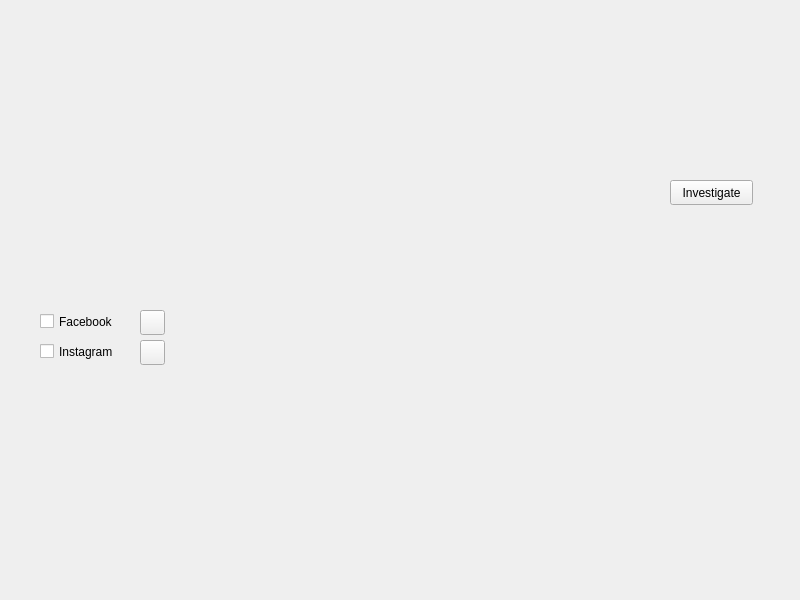
First picture: the form in sherlockGUI.ui, repository bitSheriff/SherlockGUI, before the edit.
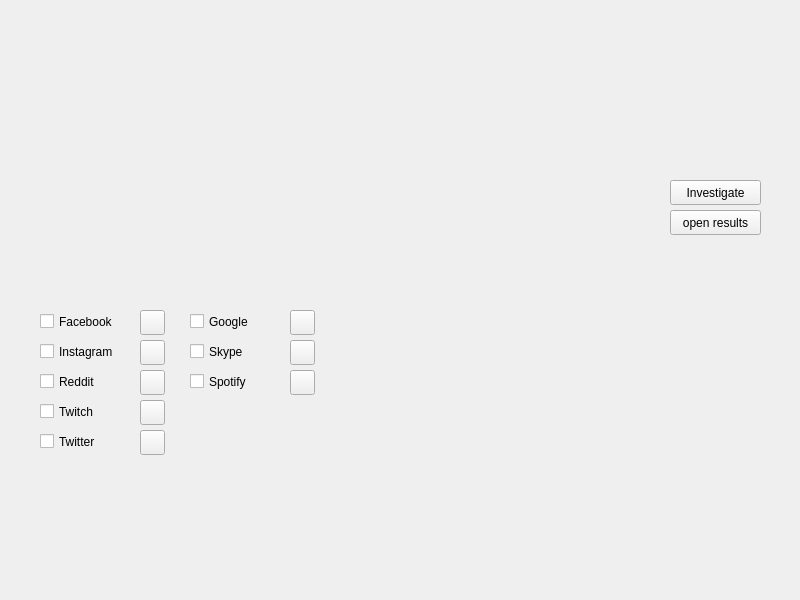
Second picture: the form after the edit. Icons and pictures are not drawn.

Commit message: added button to open result file

What changed in the file:
```diff
--- a/sherlockGUI.ui
+++ b/sherlockGUI.ui
@@ -53,7 +53,7 @@
      <rect>
       <x>670</x>
       <y>180</y>
-      <width>83</width>
+      <width>91</width>
       <height>25</height>
      </rect>
     </property>
@@ -145,6 +145,271 @@
      <bool>false</bool>
     </property>
    </widget>
+   <widget class="QPushButton" name="btn_reddit">
+    <property name="geometry">
+     <rect>
+      <x>140</x>
+      <y>370</y>
+      <width>25</width>
+      <height>25</height>
+     </rect>
+    </property>
+    <property name="text">
+     <string/>
+    </property>
+    <property name="icon">
+     <iconset>
+      <normaloff>res/reddit.png</normaloff>res/reddit.png</iconset>
+    </property>
+    <property name="checkable">
+     <bool>false</bool>
+    </property>
+    <property name="autoDefault">
+     <bool>false</bool>
+    </property>
+    <property name="default">
+     <bool>false</bool>
+    </property>
+    <property name="flat">
+     <bool>false</bool>
+    </property>
+   </widget>
+   <widget class="QCheckBox" name="check_reddit">
+    <property name="geometry">
+     <rect>
+      <x>40</x>
+      <y>370</y>
+      <width>91</width>
+      <height>23</height>
+     </rect>
+    </property>
+    <property name="text">
+     <string>Reddit</string>
+    </property>
+   </widget>
+   <widget class="QPushButton" name="btn_twitch">
+    <property name="geometry">
+     <rect>
+      <x>140</x>
+      <y>400</y>
+      <width>25</width>
+      <height>25</height>
+     </rect>
+    </property>
+    <property name="text">
+     <string/>
+    </property>
+    <property name="icon">
+     <iconset>
+      <normaloff>res/twitch.png</normaloff>res/twitch.png</iconset>
+    </property>
+    <property name="checkable">
+     <bool>false</bool>
+    </property>
+    <property name="autoDefault">
+     <bool>false</bool>
+    </property>
+    <property name="default">
+     <bool>false</bool>
+    </property>
+    <property name="flat">
+     <bool>false</bool>
+    </property>
+   </widget>
+   <widget class="QCheckBox" name="check_twitch">
+    <property name="geometry">
+     <rect>
+      <x>40</x>
+      <y>400</y>
+      <width>91</width>
+      <height>23</height>
+     </rect>
+    </property>
+    <property name="text">
+     <string>Twitch</string>
+    </property>
+   </widget>
+   <widget class="QCheckBox" name="check_twitter">
+    <property name="geometry">
+     <rect>
+      <x>40</x>
+      <y>430</y>
+      <width>91</width>
+      <height>23</height>
+     </rect>
+    </property>
+    <property name="text">
+     <string>Twitter</string>
+    </property>
+   </widget>
+   <widget class="QPushButton" name="btn_twitter">
+    <property name="geometry">
+     <rect>
+      <x>140</x>
+      <y>430</y>
+      <width>25</width>
+      <height>25</height>
+     </rect>
+    </property>
+    <property name="text">
+     <string/>
+    </property>
+    <property name="icon">
+     <iconset>
+      <normaloff>res/twitter.png</normaloff>res/twitter.png</iconset>
+    </property>
+    <property name="checkable">
+     <bool>false</bool>
+    </property>
+    <property name="autoDefault">
+     <bool>false</bool>
+    </property>
+    <property name="default">
+     <bool>false</bool>
+    </property>
+    <property name="flat">
+     <bool>false</bool>
+    </property>
+   </widget>
+   <widget class="QPushButton" name="btn_google">
+    <property name="geometry">
+     <rect>
+      <x>290</x>
+      <y>310</y>
+      <width>25</width>
+      <height>25</height>
+     </rect>
+    </property>
+    <property name="text">
+     <string/>
+    </property>
+    <property name="icon">
+     <iconset>
+      <normaloff>res/google.png</normaloff>res/google.png</iconset>
+    </property>
+    <property name="checkable">
+     <bool>false</bool>
+    </property>
+    <property name="autoDefault">
+     <bool>false</bool>
+    </property>
+    <property name="default">
+     <bool>false</bool>
+    </property>
+    <property name="flat">
+     <bool>false</bool>
+    </property>
+   </widget>
+   <widget class="QCheckBox" name="check_google">
+    <property name="geometry">
+     <rect>
+      <x>190</x>
+      <y>310</y>
+      <width>91</width>
+      <height>23</height>
+     </rect>
+    </property>
+    <property name="text">
+     <string>Google</string>
+    </property>
+   </widget>
+   <widget class="QPushButton" name="btn_skype">
+    <property name="geometry">
+     <rect>
+      <x>290</x>
+      <y>340</y>
+      <width>25</width>
+      <height>25</height>
+     </rect>
+    </property>
+    <property name="text">
+     <string/>
+    </property>
+    <property name="icon">
+     <iconset>
+      <normaloff>res/skype.png</normaloff>res/skype.png</iconset>
+    </property>
+    <property name="checkable">
+     <bool>false</bool>
+    </property>
+    <property name="autoDefault">
+     <bool>false</bool>
+    </property>
+    <property name="default">
+     <bool>false</bool>
+    </property>
+    <property name="flat">
+     <bool>false</bool>
+    </property>
+   </widget>
+   <widget class="QCheckBox" name="check_skype">
+    <property name="geometry">
+     <rect>
+      <x>190</x>
+      <y>340</y>
+      <width>91</width>
+      <height>23</height>
+     </rect>
+    </property>
+    <property name="text">
+     <string>Skype</string>
+    </property>
+   </widget>
+   <widget class="QPushButton" name="btn_skype_2">
+    <property name="geometry">
+     <rect>
+      <x>290</x>
+      <y>370</y>
+      <width>25</width>
+      <height>25</height>
+     </rect>
+    </property>
+    <property name="text">
+     <string/>
+    </property>
+    <property name="icon">
+     <iconset>
+      <normaloff>res/spotify.png</normaloff>res/spotify.png</iconset>
+    </property>
+    <property name="checkable">
+     <bool>false</bool>
+    </property>
+    <property name="autoDefault">
+     <bool>false</bool>
+    </property>
+    <property name="default">
+     <bool>false</bool>
+    </property>
+    <property name="flat">
+     <bool>false</bool>
+    </property>
+   </widget>
+   <widget class="QCheckBox" name="check_spotify">
+    <property name="geometry">
+     <rect>
+      <x>190</x>
+      <y>370</y>
+      <width>91</width>
+      <height>23</height>
+     </rect>
+    </property>
+    <property name="text">
+     <string>Spotify</string>
+    </property>
+   </widget>
+   <widget class="QPushButton" name="btn_openResults">
+    <property name="geometry">
+     <rect>
+      <x>670</x>
+      <y>210</y>
+      <width>91</width>
+      <height>25</height>
+     </rect>
+    </property>
+    <property name="text">
+     <string>open results</string>
+    </property>
+   </widget>
   </widget>
  </widget>
  <resources/>
```
The commit also changes 1 other file.
